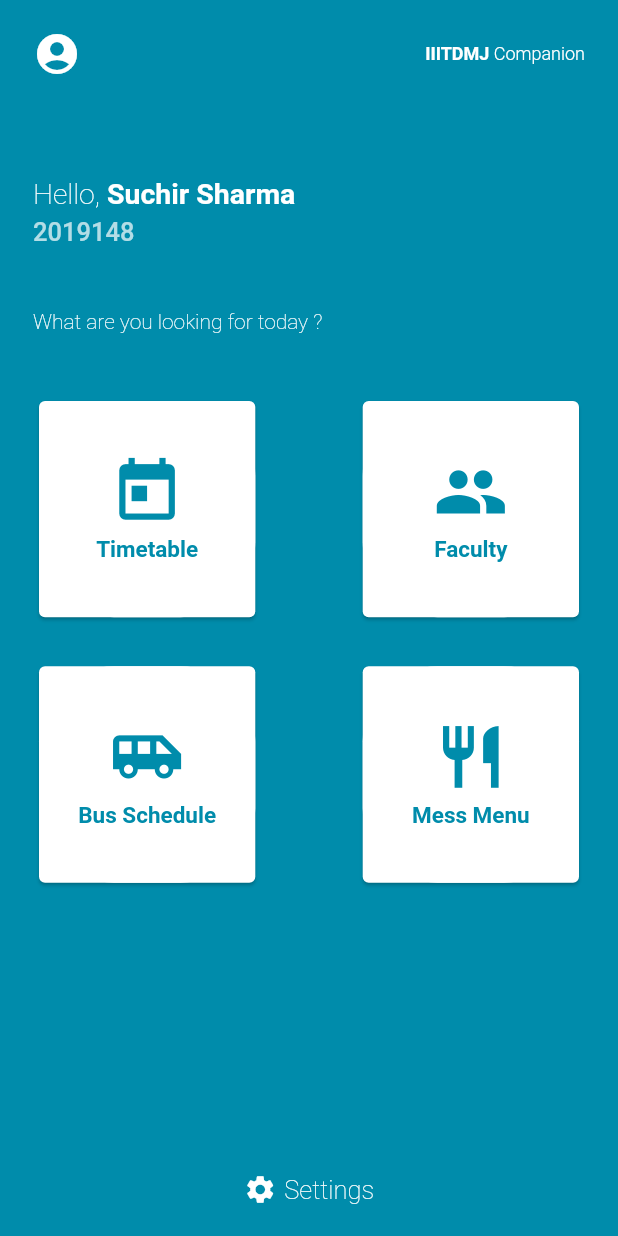
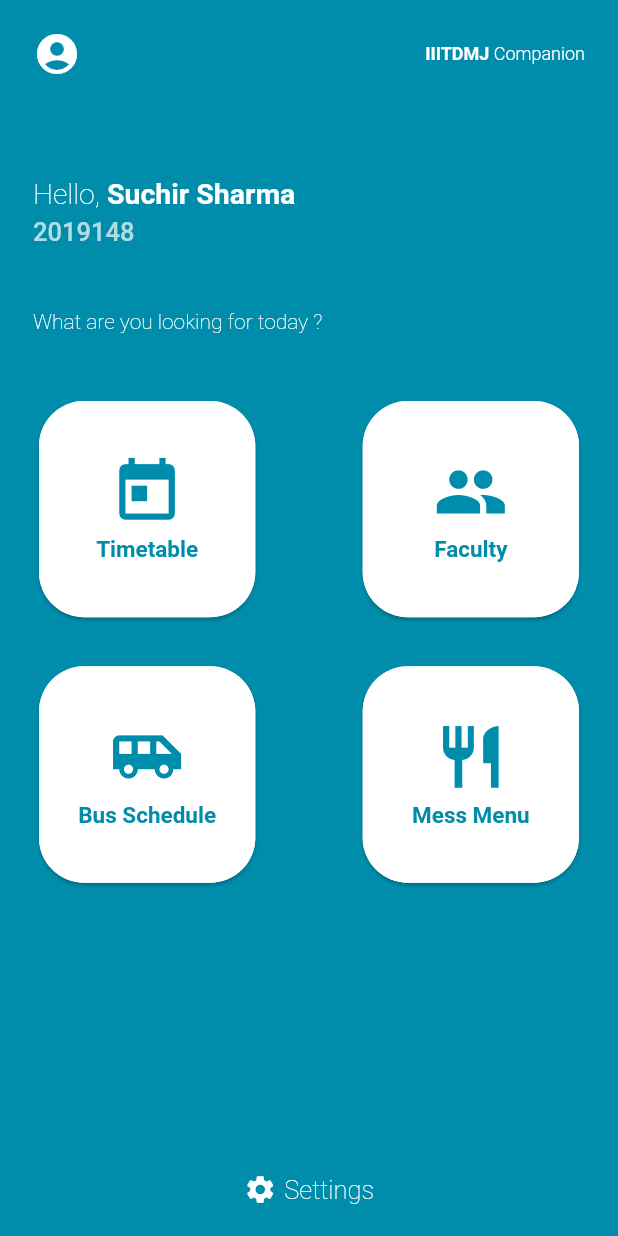
Before and after one commit to manishpandeyvp/dashboard, a Flutter app: the screen it shows after launch, on a phone screen of 412 x 824 dp. Run offline on Flutter 3.47's test engine with Material 2 defaults, Android fonts, the phone set to English and light mode, and no system bars; our stand-ins replace font_awesome_flutter, line_awesome_flutter, simple_animations, supercharged; missing offline and left inert: ff_navigation_bar, slimy_card; Roboto replaces fonts that are missing (Poppins).

Commit message:
Ninth Commit

```diff
--- a/lib/screens/dashboard.dart
+++ b/lib/screens/dashboard.dart
@@ -97,12 +97,24 @@ class _DashBoardState extends State<DashBoard> {
                 GestureDetector(
                   onTap: () {},
                   child: Card(
+                    shape: RoundedRectangleBorder(
+                        borderRadius: BorderRadius.only(
+                      topRight: Radius.circular(30),
+                      topLeft: Radius.circular(30),
+                      bottomLeft: Radius.circular(30),
+                      bottomRight: Radius.circular(30),
+                    )),
                     child: Container(
                       height: size.width * 0.35,
                       width: size.width * 0.35,
                       decoration: BoxDecoration(
                           color: Colors.white,
-                          borderRadius: BorderRadius.circular(50.0)),
+                          borderRadius: BorderRadius.only(
+                            topRight: Radius.circular(30),
+                            topLeft: Radius.circular(30),
+                            bottomLeft: Radius.circular(30),
+                            bottomRight: Radius.circular(30),
+                          )),
                       child: Column(
                         crossAxisAlignment: CrossAxisAlignment.center,
                         children: [
@@ -139,12 +151,24 @@ class _DashBoardState extends State<DashBoard> {
                     });
                   },
                   child: Card(
+                    shape: RoundedRectangleBorder(
+                        borderRadius: BorderRadius.only(
+                      topRight: Radius.circular(30),
+                      topLeft: Radius.circular(30),
+                      bottomLeft: Radius.circular(30),
+                      bottomRight: Radius.circular(30),
+                    )),
                     child: Container(
                       height: size.width * 0.35,
                       width: size.width * 0.35,
                       decoration: BoxDecoration(
                           color: Colors.white,
-                          borderRadius: BorderRadius.circular(50.0)),
+                          borderRadius: BorderRadius.only(
+                            topRight: Radius.circular(30),
+                            topLeft: Radius.circular(30),
+                            bottomLeft: Radius.circular(30),
+                            bottomRight: Radius.circular(30),
+                          )),
                       child: Column(
                         crossAxisAlignment: CrossAxisAlignment.center,
                         children: [
@@ -187,12 +211,24 @@ class _DashBoardState extends State<DashBoard> {
                     });
                   },
                   child: Card(
+                    shape: RoundedRectangleBorder(
+                        borderRadius: BorderRadius.only(
+                      topRight: Radius.circular(30),
+                      topLeft: Radius.circular(30),
+                      bottomLeft: Radius.circular(30),
+                      bottomRight: Radius.circular(30),
+                    )),
                     child: Container(
                       height: size.width * 0.35,
                       width: size.width * 0.35,
                       decoration: BoxDecoration(
                           color: Colors.white,
-                          borderRadius: BorderRadius.circular(50.0)),
+                          borderRadius: BorderRadius.only(
+                            topRight: Radius.circular(30),
+                            topLeft: Radius.circular(30),
+                            bottomLeft: Radius.circular(30),
+                            bottomRight: Radius.circular(30),
+                          )),
                       child: Column(
                         crossAxisAlignment: CrossAxisAlignment.center,
                         children: [
@@ -229,12 +265,24 @@ class _DashBoardState extends State<DashBoard> {
                     });
                   },
                   child: Card(
+                    shape: RoundedRectangleBorder(
+                        borderRadius: BorderRadius.only(
+                      topRight: Radius.circular(30),
+                      topLeft: Radius.circular(30),
+                      bottomLeft: Radius.circular(30),
+                      bottomRight: Radius.circular(30),
+                    )),
                     child: Container(
                       height: size.width * 0.35,
                       width: size.width * 0.35,
                       decoration: BoxDecoration(
                           color: Colors.white,
-                          borderRadius: BorderRadius.circular(50.0)),
+                          borderRadius: BorderRadius.only(
+                            topRight: Radius.circular(30),
+                            topLeft: Radius.circular(30),
+                            bottomLeft: Radius.circular(30),
+                            bottomRight: Radius.circular(30),
+                          )),
                       child: Column(
                         crossAxisAlignment: CrossAxisAlignment.center,
                         children: [
```
Also changed, not shown: lib/components/faculty_card.dart (+41 -1 lines).
